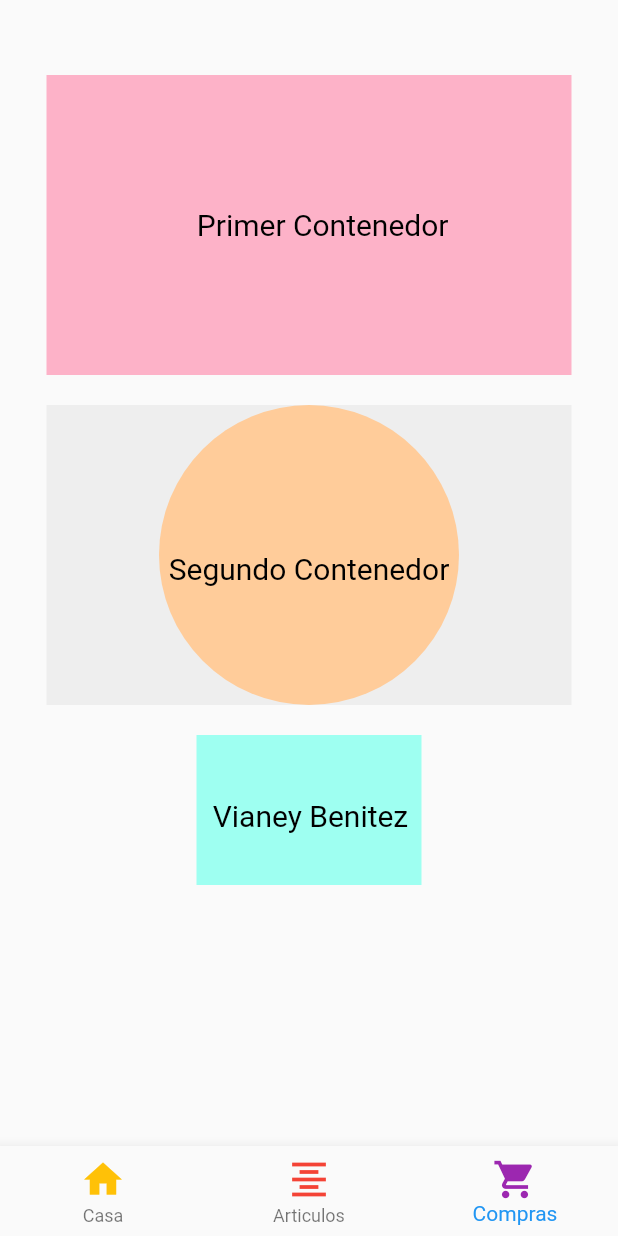
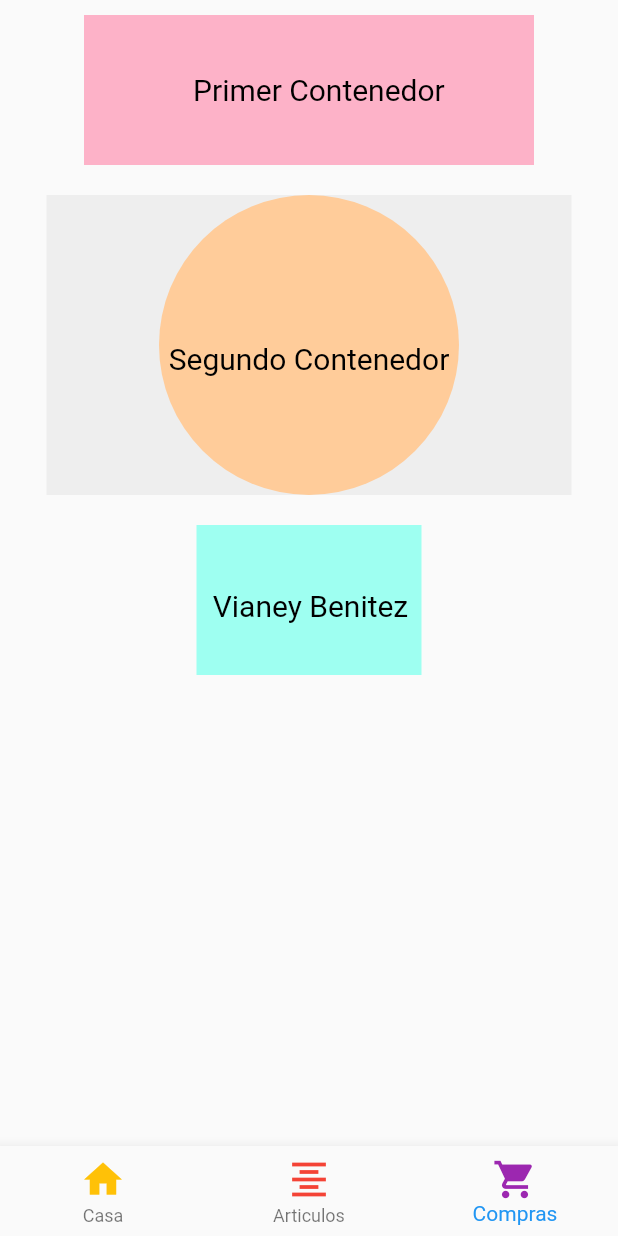
Before and after one commit to vianeyalejandra03/hamburguesa, a Flutter app: the screen it shows after launch, item 3 of the bottom bar chosen, on a phone screen of 412 x 824 dp. Run offline on Flutter 3.47's test engine with Material 2 defaults, Android fonts, the phone set to English and light mode, and no system bars.

```diff
--- a/lib/pages/third_pages.dart
+++ b/lib/pages/third_pages.dart
@@ -15,11 +15,11 @@ class _ThirdPageState extends State<ThirdPage> {
           child: Column(
             children: <Widget>[
               SizedBox(
-                height: 50.0,
+                height: 10.0,
               ),
               Container(
-                height: 200,
-                width: 350,
+                height: 100,
+                width: 300,
                 decoration: BoxDecoration(color: Color(0xA2FF88AC)),
                 child: Align(
                   alignment: Alignment(0.1, 0),
```
Also changed, not shown: 1 other file.
